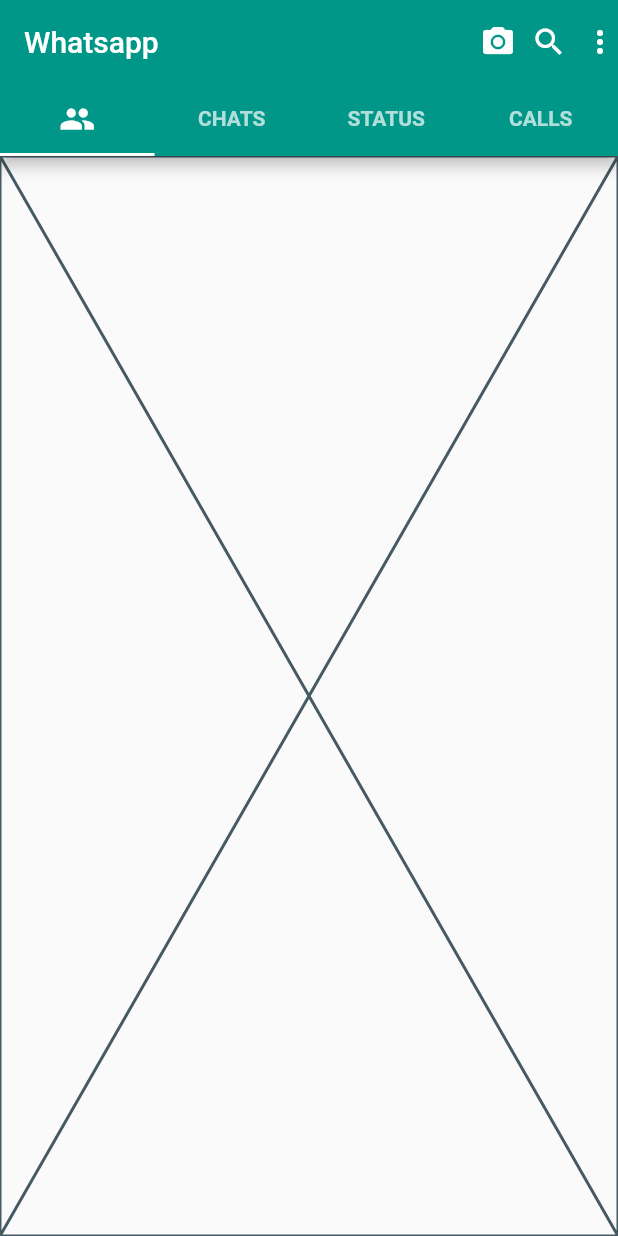
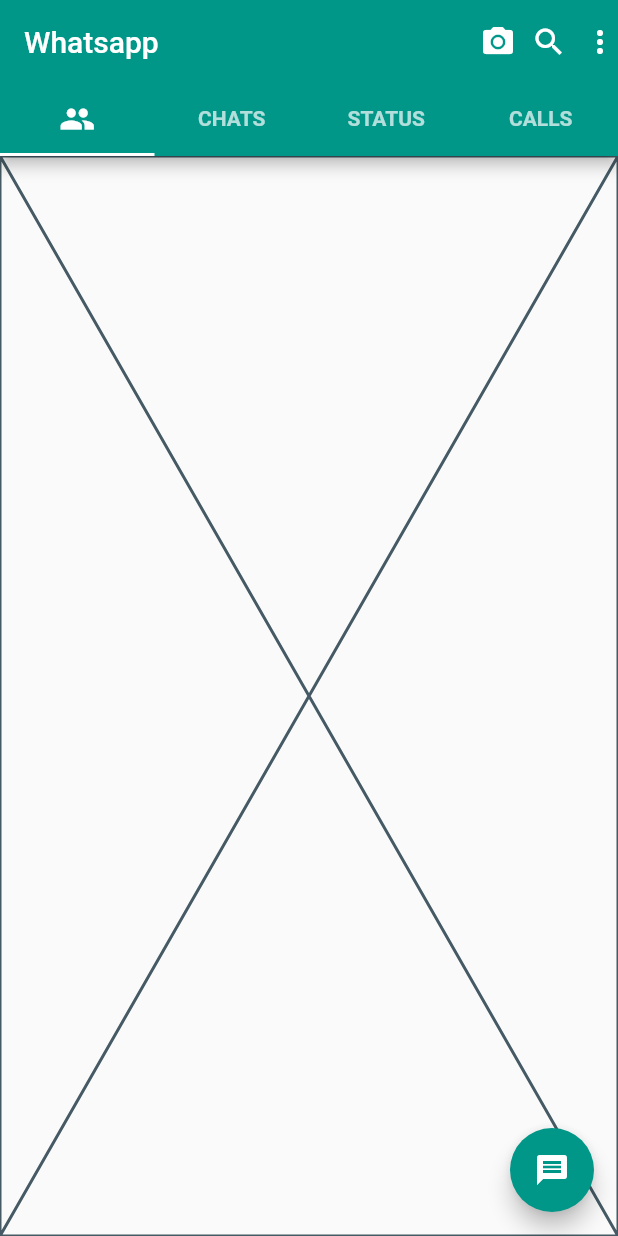
Before and after one commit to nchanjifaithful/whatsapp-ui-flutter, a Flutter app: the screen it shows after launch, on a phone screen of 412 x 824 dp. Run offline on Flutter 3.47's test engine with Material 2 defaults, Android fonts, the phone set to English and light mode, and no system bars; statements that could not run were skipped.

Commit message:
Add floatingactionbutton to home

```diff
--- a/lib/screens/home_screen.dart
+++ b/lib/screens/home_screen.dart
@@ -1,6 +1,6 @@
 import 'package:flutter/material.dart';
 import 'package:whatsapp_ui/screens/home_screen/calls.dart';
-import 'package:whatsapp_ui/screens/home_screen/chats_screen.dart';
+import 'package:whatsapp_ui/screens/home_screen/chats.dart';
 import 'package:whatsapp_ui/screens/home_screen/community_screen.dart';
 import 'package:whatsapp_ui/screens/home_screen/status_screen.dart';
 
@@ -41,7 +41,17 @@
             StatusScreeen(),
             Calls(),
           ],
-        )
+        ),
+        floatingActionButton: FloatingActionButton(
+          backgroundColor: Colors.teal,
+          child: const Icon(
+            Icons.message,
+            color: Colors.white
+          ),
+          onPressed: () {
+            Null;
+          },
+        ),
       ),
     );
   }
```
